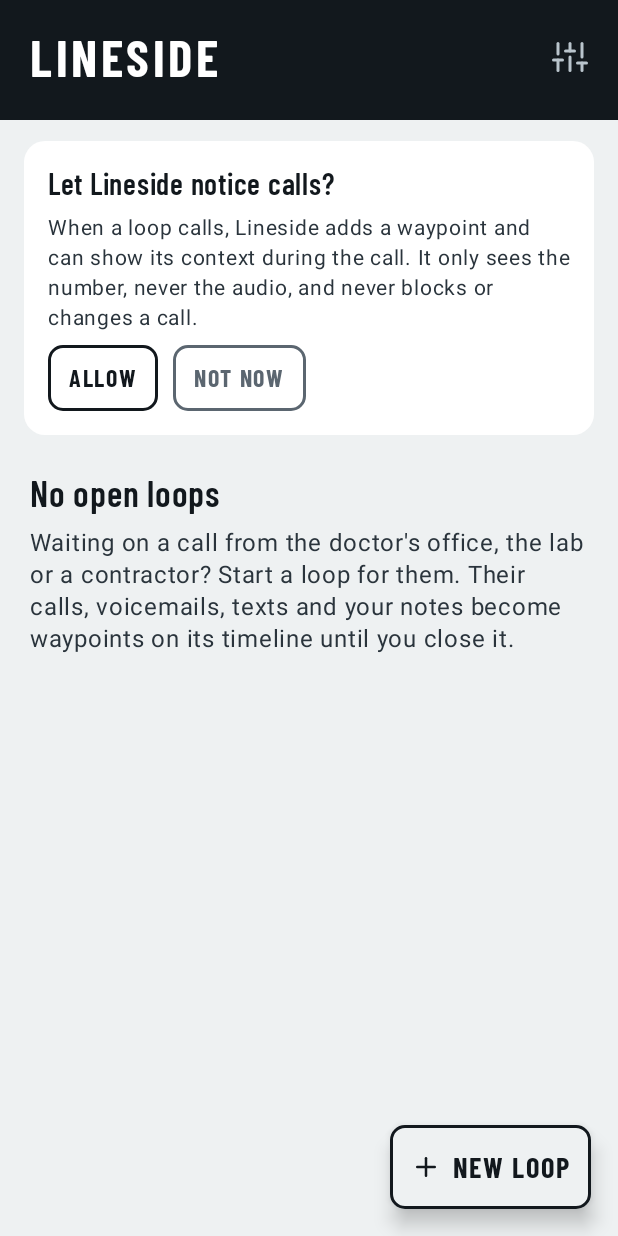
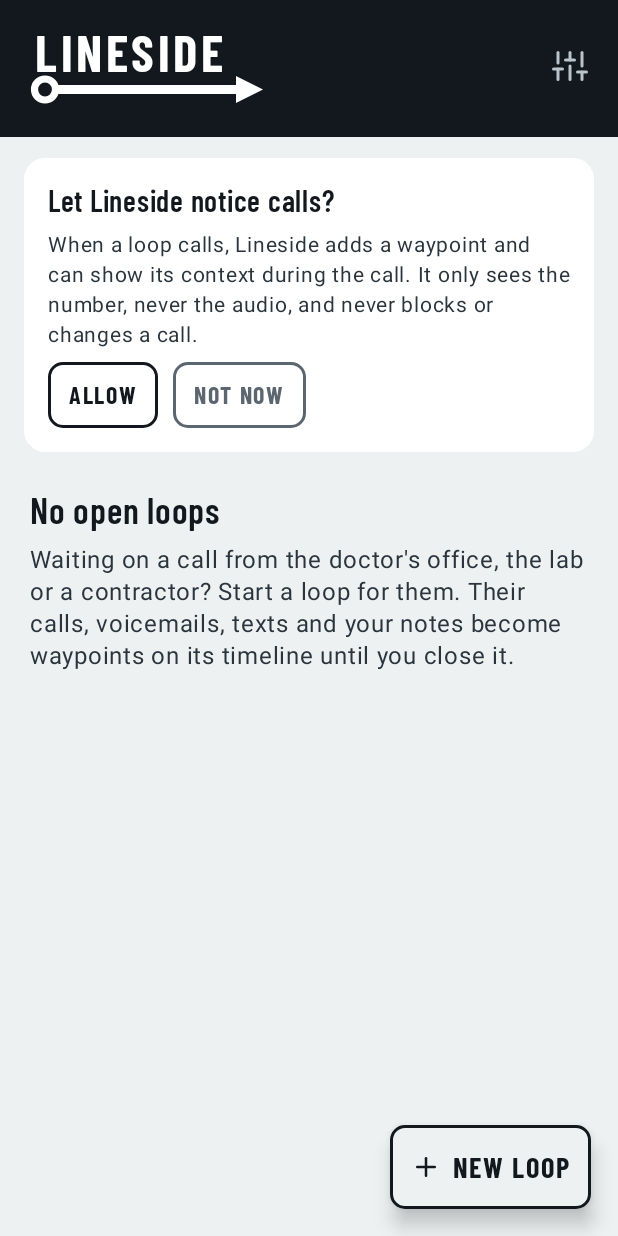
Before and after one commit to absoluteKander/Lineside, an Android app built with Jetpack Compose: the screen it shows after launch (MainActivity), on a phone screen of 412 x 824 dp. Run offline under Robolectric (Android 15) with nearby library versions, the phone set to English and light mode, and no system bars; our stand-ins replace Room's generated code; 1 statement that could not run was skipped.

Commit message:
Wordmark: the name rides its own line, from a station stop to an arrowhead
Co-Authored-By: Claude Opus 5.5 <noreply@anthropic.com>

```diff
--- a/app/src/main/java/app/lineside/ui/LineParts.kt
+++ b/app/src/main/java/app/lineside/ui/LineParts.kt
@@ -4,6 +4,9 @@
 package app.lineside.ui
 
 import androidx.compose.foundation.Canvas
+import androidx.compose.foundation.layout.Column
+import androidx.compose.foundation.layout.offset
+import androidx.compose.ui.semantics.semantics
 import androidx.compose.foundation.background
 import androidx.compose.foundation.clickable
 import androidx.compose.foundation.interaction.collectIsPressedAsState
@@ -216,3 +219,28 @@ fun TerminusGlyph(ink: Color) = Canvas(Modifier.size(width = 20.dp, height = 14.
     drawLine(ink, Offset(0f, y), Offset(size.width - w, y), strokeWidth = w)
     drawLine(ink, Offset(size.width - w / 2, 0f), Offset(size.width - w / 2, size.height), strokeWidth = w)
 }
+
+/**
+ * The Lineside wordmark: the name in signage type riding on its own line. The line leaves a hollow station stop,
+ * runs under the word and a little past it, and ends in an arrowhead: the line carries on.
+ * Not amber: amber is only ever "needs you".
+ */
+@Composable
+fun Wordmark(ink: Color, hole: Color, modifier: Modifier = Modifier, size: TextUnit = 34.sp) {
+    Column(modifier.width(androidx.compose.foundation.layout.IntrinsicSize.Max).semantics(mergeDescendants = true) {}) {
+        Sign("Lineside", size, ink, Modifier.padding(start = 3.dp, end = 26.dp))
+        // Caps leave the font's descender space empty: tuck the line up under the letters.
+        Canvas(Modifier.fillMaxWidth().height(18.dp).offset(y = (-5).dp)) {
+            val y = this.size.height / 2
+            val stroke = 6.dp.toPx()
+            val r = 7.dp.toPx()
+            val head = 18.dp.toPx()
+            val cx = r + stroke / 2
+            drawLine(ink, Offset(cx, y), Offset(this.size.width - head + 1f, y), strokeWidth = stroke)
+            val tip = this.size.width
+            drawPath(Path().apply { moveTo(tip, y); lineTo(tip - head, y - head * 0.5f); lineTo(tip - head, y + head * 0.5f); close() }, ink)
+            drawCircle(hole, r, Offset(cx, y))
+            drawCircle(ink, r, Offset(cx, y), style = Stroke(stroke * 0.8f))
+        }
+    }
+}
--- a/app/src/main/java/app/lineside/ui/LoopsScreen.kt
+++ b/app/src/main/java/app/lineside/ui/LoopsScreen.kt
@@ -110,7 +110,8 @@ private fun Header(callBack: Int, waiting: Int, onSettings: () -> Unit) {
         verticalArrangement = Arrangement.spacedBy(10.dp),
     ) {
         Row(verticalAlignment = Alignment.CenterVertically) {
-            Sign("Lineside", 34.sp, c.headerInk, Modifier.weight(1f).semantics { heading() })
+            Wordmark(c.headerInk, c.header, Modifier.semantics { heading() })
+            Spacer(Modifier.weight(1f))
             IconButton(onClick = onSettings) { Icon(LineIcons.Settings, "Settings", tint = c.headerMuted) }
         }
         if (callBack + waiting > 0) Row(horizontalArrangement = Arrangement.spacedBy(18.dp)) {
```
